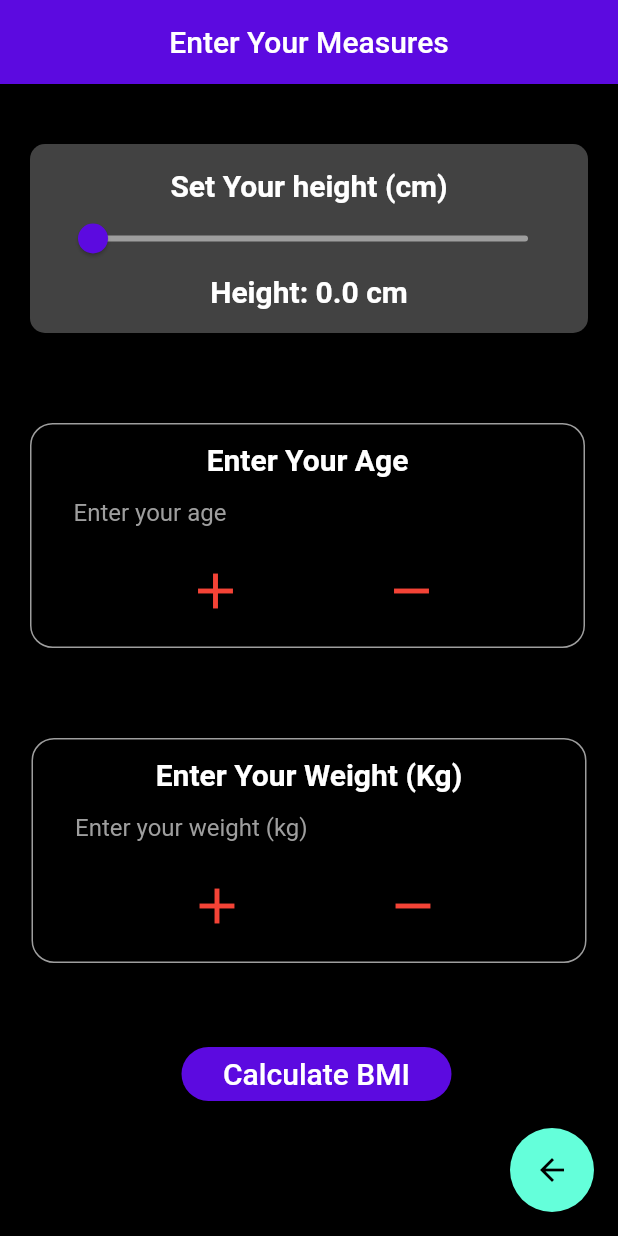
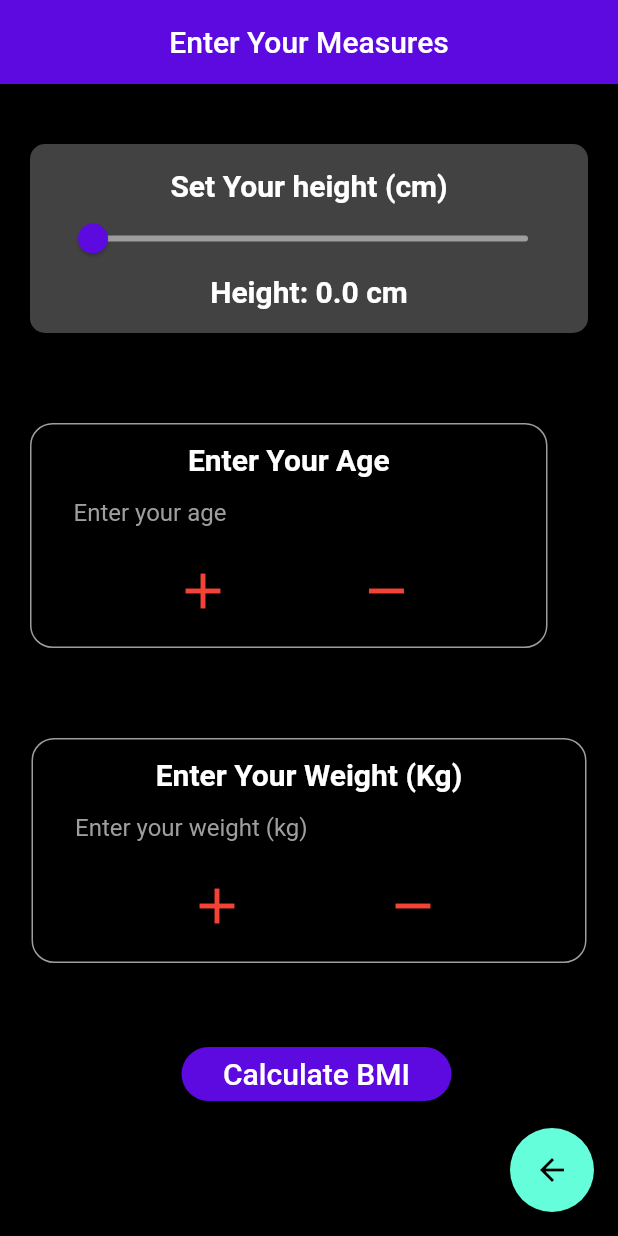
Before and after one commit to Abhinav0915/Vitality, a Flutter app: the measures screen opened by its route, on a phone screen of 412 x 824 dp. Run offline on Flutter 3.47's test engine with Material 2 defaults, Android fonts, the light colour scheme and no system bars; our stand-ins replace firebase_auth, firebase_core, lottie; accounts and stored records are empty.

Commit message:
corrected screen glitch

```diff
--- a/vitality/lib/screens/measures.dart
+++ b/vitality/lib/screens/measures.dart
@@ -101,14 +101,14 @@ class _measuresState extends State<measures> {
                     ],
                   ),
                   height: 150.0,
-                  width: 370.0,
+                  width: 345.0,
                   child: Column(
                     crossAxisAlignment: CrossAxisAlignment.center,
                     children: [
                       const Center(
                           child: Text(
                         "Enter Your Age",
-                        style: const TextStyle(
+                        style: TextStyle(
                           fontSize: 20.0,
                           fontWeight: FontWeight.bold,
                         ),
@@ -260,8 +260,6 @@ class _measuresState extends State<measures> {
                   double bmiResult =
                       weight / ((_heightValue / 100) * (_heightValue / 100));
 
-
-
                   if (_heightValue == 0.0) {
                     ScaffoldMessenger.of(context).showSnackBar(
                       const SnackBar(
```
